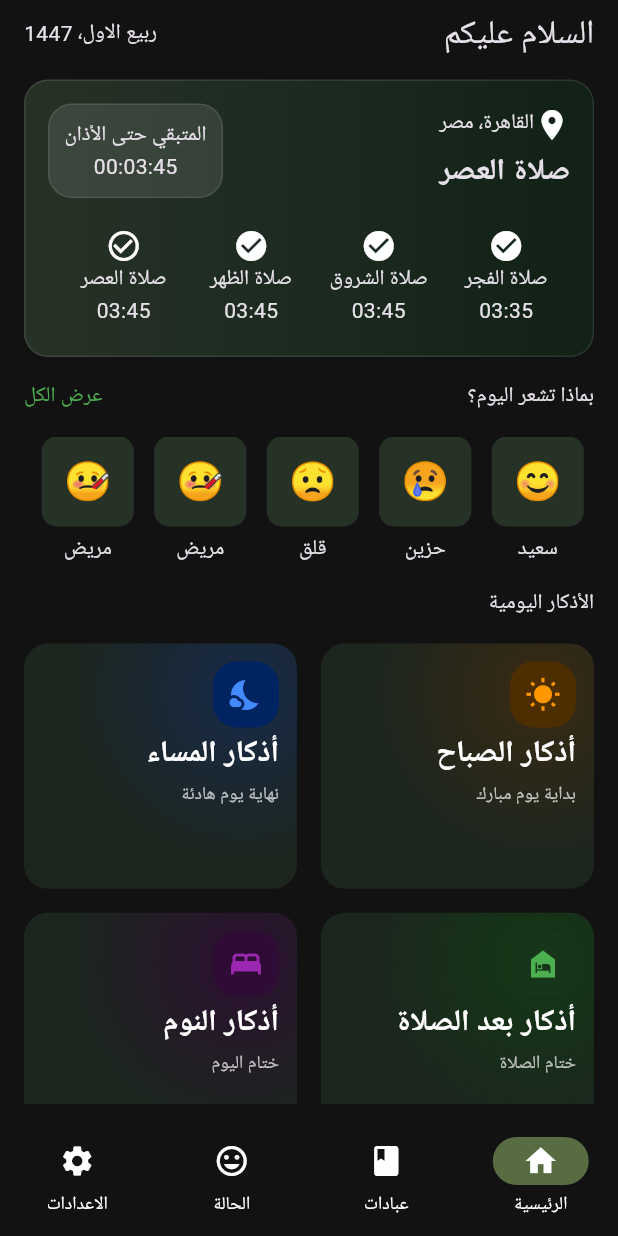
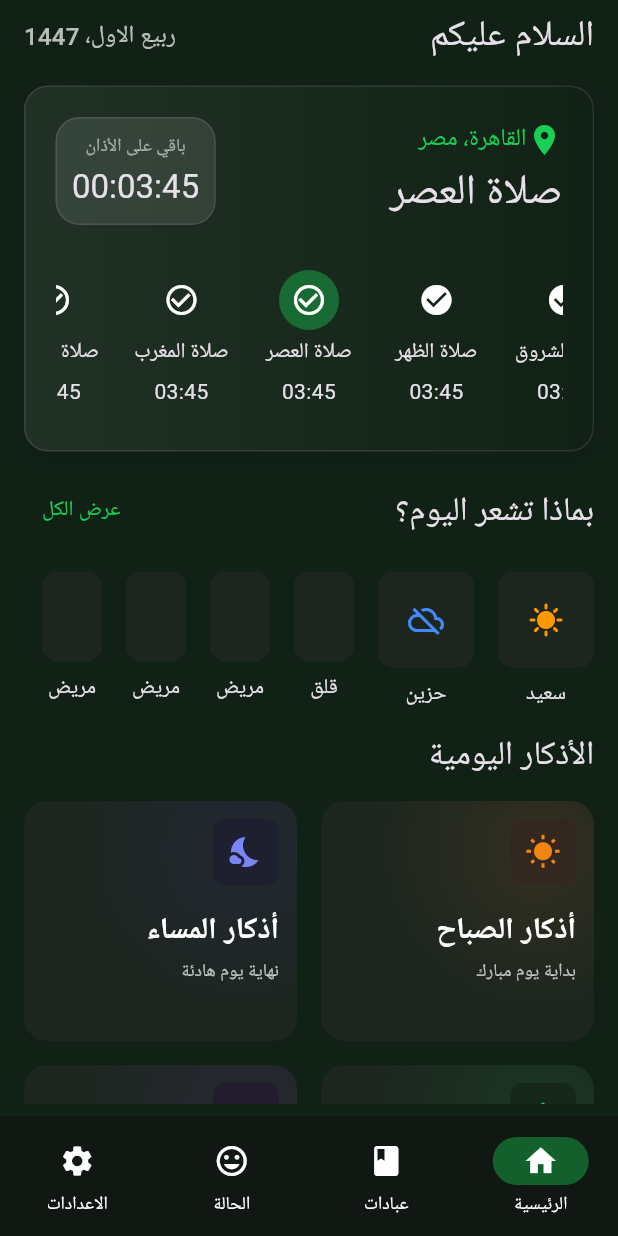
Before and after one commit to 3DPixels/project_azkar, a Flutter app: the screen it shows after launch, on a phone screen of 412 x 824 dp. Run offline on Flutter 3.47's test engine with Material 3 defaults, Android fonts, the phone set to English and light mode, and no system bars; our stand-ins replace equatable, flutter_bloc, google_fonts, shared_preferences.

Commit message:
kinda finished home page

```diff
--- a/lib/data/mood_model.dart
+++ b/lib/data/mood_model.dart
@@ -1,6 +1,5 @@
 class MoodModel {
   final String emoji;
   final String title;
-
   MoodModel({required this.emoji, required this.title});
 }
--- a/lib/pages/home/home_azkar_grid.dart
+++ b/lib/pages/home/home_azkar_grid.dart
@@ -1,83 +1,109 @@
 import 'package:flutter/material.dart';
+
+class CardPalette {
+  final Color iconColor;
+  final Color glowColor; // The icon container background
+  final Color gradientColor; // The radial gradient start
+
+  const CardPalette({
+    required this.iconColor,
+    required this.glowColor,
+    required this.gradientColor,
+  });
+}
 
 class HomeAzkarGrid extends StatelessWidget {
   const HomeAzkarGrid({super.key});
-
+  // night prayers HSL Background gradient 208 20 17 100%
+  // night prayers HSL Background 233 23 15 100%
+  // night prayers HSL 234 89 74 100%
+  // morning prayers HSL Background gradient 48 25 16 100%
+  // morning prayers HSL Background 35 23 16 100%
+  // morning prayers HSL 25 95 53 100%
+  // sleep prayers HSL Background gradient 235 12 18 100%
+  // sleep prayers HSL Background 263 23 15 100%
+  // sleep prayers HSL 270 95 75 100%
+  // salah prayers HSL Background gradient 139 34 16 100%
+  // salah prayers HSL Background 142 30 12 100%
+  // salah prayers HSL 140 80 45 100%
   @override
   Widget build(BuildContext context) {
-    return SizedBox(
-      height: 380,
-      child: Column(
-        crossAxisAlignment: CrossAxisAlignment.start,
-        spacing: 16,
-        children: [
-          Text('الأذكار اليومية'),
-          // To make an orange one (like your image)
-          Expanded(
-            child: Row(
-              spacing: 16,
-              children: [
-                Expanded(
-                  child: DynamicGlowCard(
-                    seedColor: Colors.orange,
-                    title: 'أذكار الصباح',
-                    subtitle: 'بداية يوم مبارك',
-                    icon: Icons.wb_sunny,
-                  ),
-                ),
+    final List<Map<String, dynamic>> azkarCards = [
+      {
+        'title': 'أذكار الصباح',
+        'subtitle': 'بداية يوم مبارك',
+        'icon': Icons.wb_sunny,
+        'palette': const CardPalette(
+          iconColor: Color(0xFFF28512), // HSL 25, 95, 53
+          glowColor: Color(0xFF32281F), // HSL 35, 23, 16
+          gradientColor: Color(0xFF332F20), // HSL 48, 25, 16
+        ),
+      },
+      {
+        'title': 'أذكار المساء',
+        'subtitle': 'نهاية يوم هادئة',
+        'icon': Icons.nights_stay,
+        'palette': const CardPalette(
+          iconColor: Color(0xFF7B85FA), // HSL 234, 89, 74
+          glowColor: Color(0xFF1E202F), // HSL 233, 23, 15
+          gradientColor: Color(0xFF222834), // HSL 208, 20, 17
+        ),
+      },
+      {
+        'title': 'أذكار بعد الصلاة',
+        'subtitle': 'ختام الصلاة',
+        'icon': Icons.night_shelter,
+        'palette': const CardPalette(
+          iconColor: Color(0xFF17CE55), // HSL 140, 80, 45
+          glowColor: Color(0xFF15281A), // HSL 142, 30, 12
+          gradientColor: Color(0xFF1B3622), // HSL 139, 34, 16
+        ),
+      },
+      {
+        'title': 'أذكار النوم',
+        'subtitle': 'ختام اليوم',
+        'icon': Icons.bed,
+        'palette': const CardPalette(
+          iconColor: Color(0xFFB983FC), // HSL 270, 95, 75
+          glowColor: Color(0xFF211D2F), // HSL 263, 23, 15
+          gradientColor: Color(0xFF282833), // HSL 235, 12, 18
+        ),
+      },
+    ];
 
-                // To make a blue one
-                Expanded(
-                  child: DynamicGlowCard(
-                    seedColor: Colors.blueAccent,
-                    title: 'أذكار المساء', // Evening Azkar
-                    subtitle: 'نهاية يوم هادئة',
-                    icon: Icons.nights_stay,
-                  ),
-                ),
-              ],
-            ),
-          ),
-          Expanded(
-            child: Row(
-              spacing: 16,
-              children: [
-                Expanded(
-                  child: DynamicGlowCard(
-                    seedColor: Colors.green,
-                    title: 'أذكار بعد الصلاة',
-                    subtitle: 'ختام الصلاة',
-                    icon: Icons.night_shelter,
-                  ),
-                ),
+    return GridView.builder(
+      shrinkWrap: true,
+      physics: const NeverScrollableScrollPhysics(),
+      gridDelegate: const SliverGridDelegateWithMaxCrossAxisExtent(
+        maxCrossAxisExtent: 220,
+        crossAxisSpacing: 16.0, // Horizontal space
+        mainAxisSpacing: 16.0, // Vertical space
+        mainAxisExtent: 160.0, // Fixed height so it doesn't stretch vertically
+      ),
 
-                // To make a blue one
-                Expanded(
-                  child: DynamicGlowCard(
-                    seedColor: Colors.purple,
-                    title: 'أذكار النوم', // Evening Azkar
-                    subtitle: 'ختام اليوم',
-                    icon: Icons.bed,
-                  ),
-                ),
-              ],
-            ),
-          ),
-        ],
-      ),
+      itemCount: azkarCards.length,
+      itemBuilder: (context, index) {
+        final card = azkarCards[index];
+        return DynamicGlowCard(
+          palette: card['palette'],
+          title: card['title'],
+          subtitle: card['subtitle'],
+          icon: card['icon'],
+        );
+      },
     );
   }
 }
 
 class DynamicGlowCard extends StatelessWidget {
-  final Color seedColor;
+  final CardPalette palette;
   final String title;
   final String subtitle;
   final IconData icon;
 
   const DynamicGlowCard({
     super.key,
-    required this.seedColor,
+    required this.palette,
     required this.title,
     required this.subtitle,
     required this.icon,
@@ -85,19 +111,6 @@ class DynamicGlowCard extends StatelessWidget {
 
   @override
   Widget build(BuildContext context) {
-    // 1. Convert the seed color to HSL
-    final hslColor = HSLColor.fromColor(seedColor);
-
-    // 2. Calculate the darker shades by reducing lightness (0.0 to 1.0)
-    // Clamp ensures we don't drop below 0 (pure black)
-    final glowColor = hslColor
-        .withLightness((hslColor.lightness * 0.3).clamp(0.0, 1.0))
-        .toColor();
-    final bgColor = hslColor
-        .withLightness((hslColor.lightness * 0.3).clamp(0.0, 1.0))
-        .withSaturation(.5)
-        .toColor();
-
     return Container(
       padding: EdgeInsets.all(12),
       decoration: BoxDecoration(
@@ -105,7 +118,10 @@ class DynamicGlowCard extends StatelessWidget {
         gradient: RadialGradient(
           center: const Alignment(0.6, -0.6),
           radius: .7,
-          colors: [bgColor, Color.fromARGB(250, 28, 38, 31)],
+          colors: [
+            palette.gradientColor,
+            Theme.of(context).colorScheme.surface,
+          ],
         ),
       ),
       child: Column(
@@ -115,11 +131,12 @@ class DynamicGlowCard extends StatelessWidget {
           Container(
             padding: EdgeInsets.all(10),
             decoration: BoxDecoration(
-              color: glowColor,
-              borderRadius: BorderRadius.circular(16),
+              color: palette.glowColor,
+              borderRadius: BorderRadius.circular(8),
             ),
-            child: Icon(icon, color: seedColor, size: 24),
+            child: Icon(icon, color: palette.iconColor, size: 24),
           ),
+          SizedBox(height: 10),
           Text(
             title,
             style: const TextStyle(
--- a/lib/pages/home/home_page.dart
+++ b/lib/pages/home/home_page.dart
@@ -1,6 +1,4 @@
 import 'package:flutter/material.dart';
-import 'package:project_azkar/data/mood_model.dart';
-import 'package:project_azkar/utils/app_colors.dart';
 
 import 'home_azkar_grid.dart';
 import 'summary_card.dart';
@@ -13,15 +11,21 @@ class HomePage extends StatelessWidget {
     return SingleChildScrollView(
       child: Column(
         spacing: 16,
+        crossAxisAlignment: CrossAxisAlignment.start,
         children: [
           Row(
             mainAxisAlignment: MainAxisAlignment.spaceBetween,
             children: [
               Text(
                 'السلام عليكم',
-                style: Theme.of(context).textTheme.titleLarge,
+                style: Theme.of(context).textTheme.headlineSmall,
               ),
-              Text('ربيع الاول، 1447'),
+              Text(
+                'ربيع الاول، 1447',
+                style: Theme.of(
+                  context,
+                ).textTheme.titleMedium?.copyWith(color: Colors.white70),
+              ),
             ],
           ),
           // Prayer card
@@ -29,30 +33,26 @@ class HomePage extends StatelessWidget {
           Row(
             mainAxisAlignment: MainAxisAlignment.spaceBetween,
             children: [
-              Text('بماذا تشعر اليوم؟'),
-              Text('عرض الكل', style: TextStyle(color: Colors.green)),
+              Text(
+                'بماذا تشعر اليوم؟',
+                style: Theme.of(context).textTheme.titleLarge,
+              ),
+              TextButton(child: Text('عرض الكل'), onPressed: () {}),
             ],
           ),
           // Moods
           SizedBox(
-            height: 85,
-            child: ListView(
+            height: 92,
+            child: ListView.separated(
               scrollDirection: Axis.horizontal,
-              itemExtent: 75,
-              children: [
-                MoodContainer(MoodModel(emoji: '😊', title: 'سعيد')),
-                MoodContainer(MoodModel(emoji: '😢', title: 'حزين')),
-                MoodContainer(MoodModel(emoji: '😟', title: 'قلق')),
-                MoodContainer(MoodModel(emoji: '🤒', title: 'مريض')),
-                MoodContainer(MoodModel(emoji: '🤒', title: 'مريض')),
-                MoodContainer(MoodModel(emoji: '🤒', title: 'مريض')),
-                MoodContainer(MoodModel(emoji: '🤒', title: 'مريض')),
-                MoodContainer(MoodModel(emoji: '🤒', title: 'مريض')),
-                MoodContainer(MoodModel(emoji: '🤒', title: 'مريض')),
-                MoodContainer(MoodModel(emoji: '🤒', title: 'مريض')),
-                MoodContainer(MoodModel(emoji: '🤒', title: 'مريض')),
-              ],
+              itemCount: moodItems.length,
+              separatorBuilder: (context, index) => SizedBox(width: 16),
+              itemBuilder: (context, index) => moodItems[index],
             ),
+          ),
+          Text(
+            'الأذكار اليومية',
+            style: Theme.of(context).textTheme.titleLarge,
           ),
           HomeAzkarGrid(),
         ],
@@ -61,24 +61,44 @@ class HomePage extends StatelessWidget {
   }
 }
 
+final List<Widget> moodItems = [
+  MoodContainer('سعيد', iconData: Icons.sunny, iconColor: Colors.orange),
+  MoodContainer(
+    'حزين',
+    iconData: Icons.cloud_off_outlined,
+    iconColor: Colors.blueAccent,
+  ),
+  MoodContainer('قلق'),
+  MoodContainer('مريض'),
+  MoodContainer('مريض'),
+  MoodContainer('مريض'),
+  MoodContainer('مريض'),
+  MoodContainer('مريض'),
+  MoodContainer('مريض'),
+  MoodContainer('مريض'),
+  MoodContainer('مريض'),
+];
+
 class MoodContainer extends StatelessWidget {
-  final MoodModel mood;
-  const MoodContainer(this.mood, {super.key});
+  final String title;
+  final IconData? iconData;
+  final Color? iconColor;
+  const MoodContainer(this.title, {super.key, this.iconData, this.iconColor});
 
   @override
   Widget build(BuildContext context) {
     return Column(
-      spacing: 5,
+      spacing: 8,
       children: [
         Container(
-          padding: EdgeInsets.symmetric(horizontal: 15, vertical: 12),
+          padding: EdgeInsets.all(20),
           decoration: BoxDecoration(
-            color: AppColors.darkGradient,
+            color: Theme.of(context).colorScheme.surface,
             borderRadius: BorderRadius.circular(10),
           ),
-          child: Text(mood.emoji, style: TextStyle(fontSize: 25)),
+          child: iconData != null ? Icon(iconData, color: iconColor) : Text(''),
         ),
-        Text(mood.title),
+        Text(title),
       ],
     );
   }
--- a/lib/pages/home/summary_card.dart
+++ b/lib/pages/home/summary_card.dart
@@ -2,16 +2,34 @@ import 'package:flutter/material.dart';
 
 import '../../utils/app_colors.dart';
 
-class SummaryCard extends StatelessWidget {
+class SummaryCard extends StatefulWidget {
   const SummaryCard({super.key});
+
+  @override
+  State<SummaryCard> createState() => _SummaryCardState();
+}
+
+class _SummaryCardState extends State<SummaryCard> {
+  ScrollController? _scrollController;
+  // Track the width so we only recalculate if the screen resizes
+  double? _previousMaxWidth;
+
+  @override
+  void dispose() {
+    _scrollController?.dispose();
+    super.dispose();
+  }
 
   @override
   Widget build(BuildContext context) {
     return Container(
-      padding: EdgeInsets.all(15),
+      padding: EdgeInsets.all(20),
       decoration: BoxDecoration(
         gradient: LinearGradient(
-          colors: [AppColors.darkGradient, AppColors.darkGreen],
+          colors: [
+            AppColors.darkPageBackgroundLight,
+            AppColors.darkPageBackground,
+          ],
         ),
         borderRadius: BorderRadius.circular(16),
         border: Border.all(color: Colors.white.withValues(alpha: 0.1)),
@@ -24,7 +42,7 @@ class SummaryCard extends StatelessWidget {
         ],
       ),
       child: Column(
-        spacing: 20,
+        spacing: 30,
         children: [
           // First row
           Row(
@@ -32,13 +50,26 @@ class SummaryCard extends StatelessWidget {
             children: [
               Column(
                 spacing: 5,
+                crossAxisAlignment: CrossAxisAlignment.start,
                 children: [
                   Row(
-                    children: [Icon(Icons.location_on), Text('القاهرة، مصر')],
+                    children: [
+                      Icon(
+                        Icons.location_on,
+                        color: Theme.of(context).colorScheme.primary,
+                      ),
+                      Text(
+                        'القاهرة، مصر',
+                        style: Theme.of(context).textTheme.titleMedium
+                            ?.copyWith(
+                              color: Theme.of(context).colorScheme.primary,
+                            ),
+                      ),
+                    ],
                   ),
                   Text(
                     'صلاة العصر',
-                    style: TextStyle(fontSize: 20, fontWeight: FontWeight.bold),
+                    style: Theme.of(context).textTheme.headlineMedium,
                   ),
                 ],
               ),
@@ -52,16 +83,47 @@ class SummaryCard extends StatelessWidget {
                   ),
                 ),
                 child: Column(
-                  children: [Text('المتبقي حتى الأذان'), Text('00:03:45')],
+                  spacing: 5,
+                  children: [
+                    Text(
+                      'باقي على الأذان',
+                      style: Theme.of(
+                        context,
+                      ).textTheme.bodySmall?.copyWith(color: Colors.white54),
+                    ),
+                    Text(
+                      '00:03:45',
+                      style: Theme.of(context).textTheme.titleLarge,
+                    ),
+                  ],
                 ),
               ),
             ],
           ),
           // Second row
-          SizedBox(
-            height: 70,
+          LayoutBuilder(
+            builder: (context, constraints) {
+              if (_scrollController == null) {
+                final int currentPrayerIndex = 3;
+                final double itemWidth = 85.0;
+
+                double centerOffset =
+                    (currentPrayerIndex * itemWidth) +
+                    (itemWidth / 2) -
+                    (constraints.maxWidth / 2);
+
+                centerOffset = centerOffset < 0 ? 0 : centerOffset;
+
+                _scrollController = ScrollController(
+                  initialScrollOffset: centerOffset,
+                );
+              }
+              return SizedBox(
+                height: 100,
                 child: ListView(
+                  controller: _scrollController,
                   scrollDirection: Axis.horizontal,
+
                   itemExtent: 85,
                   children: [
                     PrayerTime(
@@ -81,6 +143,7 @@ class SummaryCard extends StatelessWidget {
                     ),
                     PrayerTime(
                       passed: false,
+                      currentPrayer: true,
                       prayer: 'صلاة العصر',
                       prayerTime: '03:45',
                     ),
@@ -96,6 +159,8 @@ class SummaryCard extends StatelessWidget {
                     ),
                   ],
                 ),
+              );
+            },
           ),
         ],
       ),
@@ -105,6 +170,7 @@ class SummaryCard extends StatelessWidget {
 
 class PrayerTime extends StatelessWidget {
   final bool passed;
+  final bool currentPrayer;
   final String prayer;
   final String prayerTime;
   const PrayerTime({
@@ -112,13 +178,21 @@ class PrayerTime extends StatelessWidget {
     required this.passed,
     required this.prayer,
     required this.prayerTime,
+    this.currentPrayer = false,
   });
 
   @override
   Widget build(BuildContext context) {
     return Column(
+      spacing: 5,
       children: [
-        Icon(passed ? Icons.check_circle : Icons.check_circle_outline),
+        CircleAvatar(
+          backgroundColor: !currentPrayer
+              ? Colors.transparent
+              : Theme.of(context).colorScheme.secondary,
+          foregroundColor: Theme.of(context).colorScheme.onSecondary,
+          child: Icon(passed ? Icons.check_circle : Icons.check_circle_outline),
+        ),
         Text(prayer),
         Text(prayerTime),
       ],
--- a/lib/pages/prayers/prayers_grid.dart
+++ b/lib/pages/prayers/prayers_grid.dart
@@ -1,5 +1,4 @@
 import 'package:flutter/material.dart';
-import 'package:project_azkar/utils/app_colors.dart';
 
 import '../../utils/styles.dart';
 
@@ -36,7 +35,7 @@ class PrayerCard extends StatelessWidget {
   Widget build(BuildContext context) {
     return Container(
       decoration: BoxDecoration(
-        color: AppColors.darkSectionBackground,
+        // color: AppColors.darkSectionBackground,
         borderRadius: BorderRadius.circular(16),
         border: BoxBorder.all(color: Color(0xFF2D2D2D)),
       ),
@@ -46,11 +45,11 @@ class PrayerCard extends StatelessWidget {
         mainAxisAlignment: MainAxisAlignment.center,
         children: [
           CircleAvatar(
-            backgroundColor: AppColors.primaryAccent2,
+            // backgroundColor: AppColors.primaryAccent2,
             radius: 28,
             child: Icon(
               Icons.nights_stay_outlined,
-              color: AppColors.primaryAccent,
+              // color: AppColors.primaryAccent,
               size: 22,
             ),
           ),
--- a/lib/utils/app_colors.dart
+++ b/lib/utils/app_colors.dart
@@ -1,23 +1,46 @@
 import 'dart:ui';
 
 abstract class AppColors {
-  static const Color darkGreen = Color(0xFF112116);
-  static const Color darkerGreen = Color(0xFF111813);
-  static const Color darkGradient = Color(0xFF273227);
+  // Dark Green Theme colors
+  static const Color darkPageBackground = Color(0xFF112116);
+  static const Color darkPageBackgroundLight = Color(0xFF213126);
+  static const Color darkNavBarBackground = Color(0xFF111813);
+  static const Color darkSurface = Color(0xFF1C261F);
+  static const Color dsPrimary = Color(0xFF17CF54);
+  static const Color dsSecondary = Color(0x6417CF54);
+  static const Color dsTertiary = Color(0xFFFF9887);
+  static const Color dsNeutral = Color(0xFF707A6E);
 
-  static const Color primary = Color(0xFFF59115); // Orange
-  static const Color accent = Color(0xFF46332E); // Dark Brown
+  // static const Color darkGreen2 = Color(0xFF0D150D);
+  // static const Color darkGreen3 = Color(0xFF192219);
+  // static const Color darkGreen4 = Color(0xFF47EC6D);
+  //
+  // static const Color primary = Color(0xFFF59115); // Orange
+  // static const Color accent = Color(0xFF46332E); // Dark Brown
+  //
+  // static const Color darkBackground = Color.fromARGB(255, 20, 20, 20);
+  // // A deep charcoal/black for maximum focus
+  // static const Color darkBackground2 = Color(0xFF121212);
+  // // Dark gray cards to create depth
+  // static const Color darkSectionBackground = Color(0xFF1E1E1E);
+  // // Emerald Green used for key icons and call-to-action highlights
+  // static const Color primaryAccent = Color(0xFF586C42);
+  // static const Color primaryAccent2 = Color(0x10586C42);
+  // // Soft gray for descriptions and secondary info
+  // static const Color secondaryText = Color(0xFFA0A0A0);
+  // static const Color darkSurfaceBackground = Color(0xFF1D1D1D);
+  // static const Color lightSurfaceBackground = Color(0xFFEDEDED);
+}
 
-  static const Color darkBackground = Color.fromARGB(255, 20, 20, 20);
-  // A deep charcoal/black for maximum focus
-  static const Color darkBackground2 = Color(0xFF121212);
-  // Dark gray cards to create depth
-  static const Color darkSectionBackground = Color(0xFF1E1E1E);
-  // Emerald Green used for key icons and call-to-action highlights
-  static const Color primaryAccent = Color(0xFF586C42);
-  static const Color primaryAccent2 = Color(0x10586C42);
-  // Soft gray for descriptions and secondary info
-  static const Color secondaryText = Color(0xFFA0A0A0);
-  static const Color darkSurfaceBackground = Color(0xFF1D1D1D);
-  static const Color lightSurfaceBackground = Color(0xFFEDEDED);
-}
+// night prayers HSL Background gradient 208 20 17 100%
+// night prayers HSL Background 233 23 15 100%
+// night prayers HSL 234 89 74 100%
+// morning prayers HSL Background gradient 48 25 16 100%
+// morning prayers HSL Background 35 23 16 100%
+// morning prayers HSL 25 95 53 100%
+// sleep prayers HSL Background gradient 235 12 18 100%
+// sleep prayers HSL Background 263 23 15 100%
+// sleep prayers HSL 270 95 75 100%
+// salah prayers HSL Background gradient 139 34 16 100%
+// salah prayers HSL Background 142 30 12 100%
+// salah prayers HSL 140 80 45 100%
--- a/lib/utils/dark_theme.dart
+++ b/lib/utils/dark_theme.dart
@@ -4,24 +4,48 @@ import 'package:google_fonts/google_fonts.dart';
 import 'app_colors.dart';
 
 ThemeData darkTheme() {
+  // Base dark theme to inherit default text colors
+  final baseDarkTheme = ThemeData(brightness: Brightness.dark);
   return ThemeData(
     brightness: Brightness.dark,
-    scaffoldBackgroundColor: AppColors.darkBackground2,
+    scaffoldBackgroundColor: AppColors.darkPageBackground,
+    colorScheme: const ColorScheme.dark(
+      primary: AppColors.dsPrimary,
+      // onPrimary: Colors.black, // Black text/icons look better on bright green
+      secondary: AppColors.dsSecondary,
+      onSecondary: Colors.white,
+      tertiary: AppColors.dsTertiary,
+      surface: AppColors.darkSurface,
+      outline: AppColors.dsNeutral, // Good for borders
+    ),
+    textTheme: GoogleFonts.ibmPlexSansArabicTextTheme(baseDarkTheme.textTheme),
+
+    /// replace this text theme with the one above when font is downloaded locally and remove the [baseDarkTheme] variable
+    ///
+    // fontFamily: 'IbmPlexSansArabic', // Once added locally
+    // textTheme: const TextTheme(
+    //   // Equivalent to old 'titleStyle'
+    //   titleLarge: TextStyle(fontSize: 20, fontWeight: FontWeight.bold),
+    //
+    //   // Equivalent to old 'headerStyle'
+    //   titleMedium: TextStyle(fontSize: 18, fontWeight: FontWeight.bold),
+    //
+    //   // Equivalent to old 'cardTitleStyle'
+    //   titleSmall: TextStyle(fontSize: 16, fontWeight: FontWeight.w600),
+    //
+    //   // Equivalent to old 'bodyStyle'
+    //   bodyMedium: TextStyle(fontSize: 14, fontWeight: FontWeight.w400, color: AppColors.dsNeutral),
+    // ).apply(
+    //   bodyColor: Colors.white,
+    //   displayColor: Colors.white,
+    // ),
+    ///
     navigationBarTheme: NavigationBarThemeData(
-      backgroundColor: AppColors.darkBackground2,
-      indicatorColor: AppColors.primaryAccent,
-      iconTheme: WidgetStateProperty.all(
-        const IconThemeData(color: Colors.white),
-      ),
-    ),
-    colorScheme: ColorScheme.dark(
-      // primary: AppColors.darkGreen,
-      // secondary: AppColors.darkerGreen,
-      // surface: AppColors.darkerGreen,
-      // onSecondary: Colors.white,
-    ),
-    textTheme: GoogleFonts.ibmPlexSansArabicTextTheme(
-      ThemeData(brightness: Brightness.dark).textTheme,
+      backgroundColor: AppColors.darkNavBarBackground,
+      // indicatorColor: AppColors.dsPrimary.withAlpha(100), // Toned down primary
+      // iconTheme: WidgetStateProperty.all(
+      //   const IconThemeData(color: Colors.white),
+      // ),
     ),
   );
 }
--- a/lib/utils/light_theme.dart
+++ b/lib/utils/light_theme.dart
@@ -1,16 +1,14 @@
 import 'package:flutter/material.dart';
-
-import 'app_colors.dart';
 
 ThemeData lightTheme() {
   return ThemeData(
     brightness: Brightness.light,
     colorScheme: ColorScheme.light(
-      primary: AppColors.primary, // orange "Primary"
+      // primary: AppColors.primary, // orange "Primary"
       onPrimary: Colors.white, // Text on top of orange buttons
-      secondary: AppColors.accent, // brown "Accent"
+      // secondary: AppColors.accent, // brown "Accent"
       onSecondary: Colors.white, // Text on top of brown elements
-      surface: AppColors.lightSurfaceBackground,
+      // surface: AppColors.lightSurfaceBackground,
       onSurface: Colors.black, // Text on cards, etc.
     ),
     // textTheme: GoogleFonts.readexProTextTheme(),
--- a/lib/utils/styles.dart
+++ b/lib/utils/styles.dart
@@ -1,6 +1,4 @@
 import 'package:flutter/material.dart';
-
-import 'app_colors.dart';
 
 abstract class Styles {
   static const titleStyle = TextStyle(
@@ -18,6 +16,6 @@ abstract class Styles {
   static const bodyStyle = TextStyle(
     fontSize: 14,
     fontWeight: FontWeight.w400,
-    color: AppColors.secondaryText,
+    // color: AppColors.secondaryText,
   );
 }
```
Also changed, not shown: assets/unnamed.png (added). Lines whose indentation alone changed are shown as unchanged.
